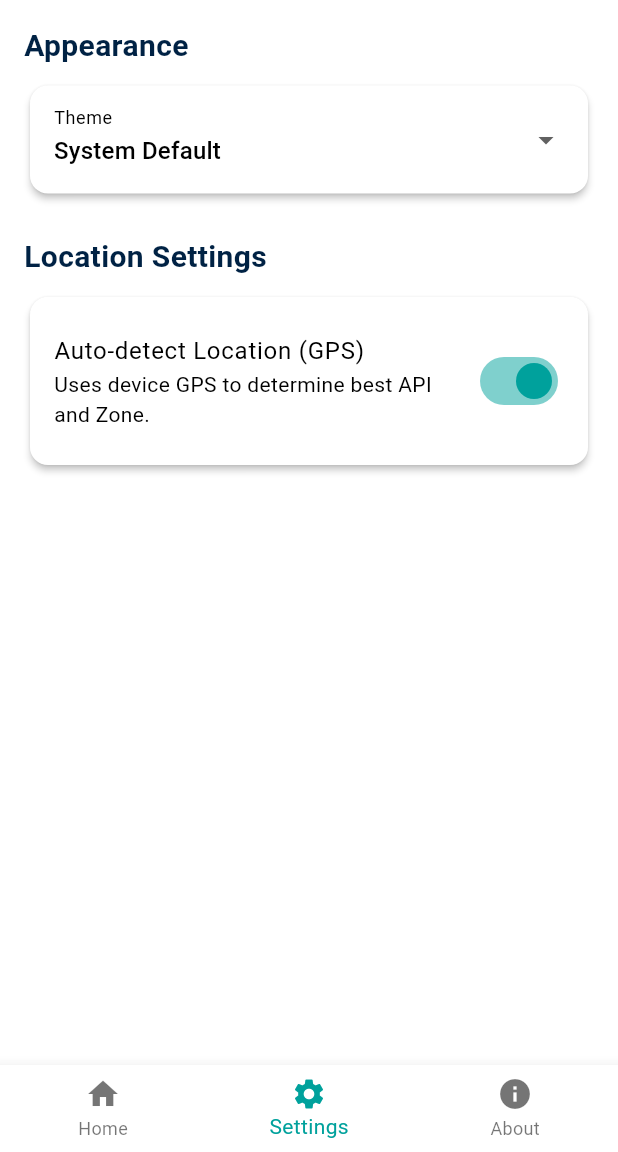
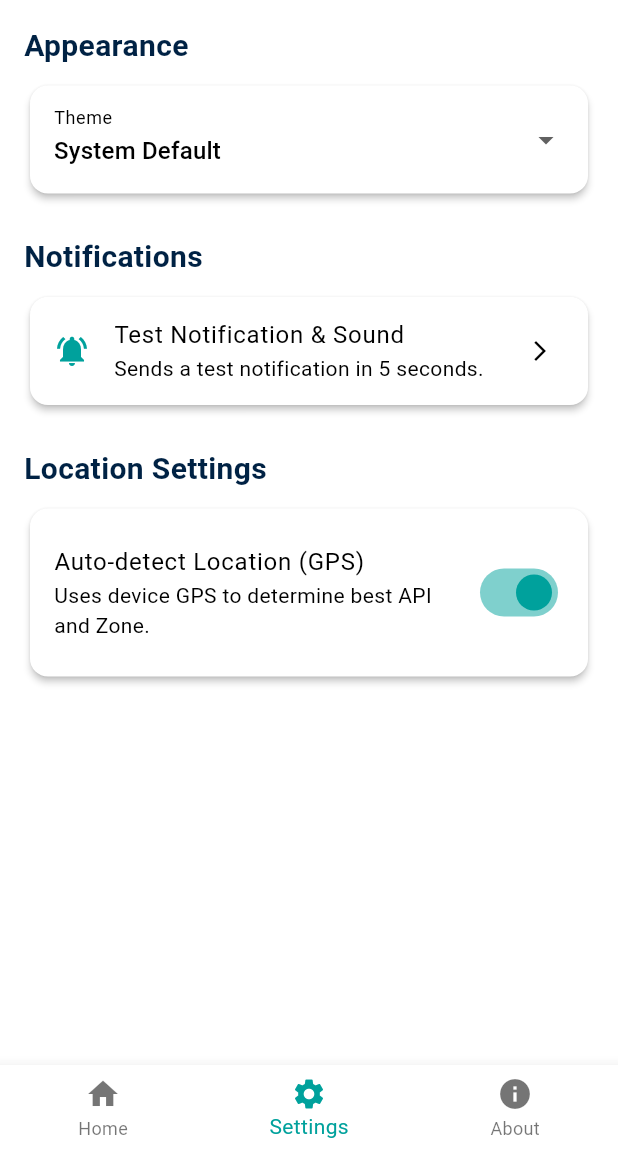
Before and after one commit to aizzat/solat_malaysia, a Flutter app: the screen it shows after launch, item 2 of the bottom bar chosen, on a phone screen of 412 x 824 dp, the part 84-1236 px from its top. Run offline on Flutter 3.47's test engine with Material 3 defaults, Android fonts, the phone set to English and light mode, and no system bars; our stand-ins replace flutter_local_notifications, geocoding, geolocator, hijri, package_info_plus, shared_preferences and 1 more; missing offline and left inert: home_widget, workmanager.

Commit message:
Fix notifications and add app version

```diff
--- a/lib/screens/settings_screen.dart
+++ b/lib/screens/settings_screen.dart
@@ -4,6 +4,7 @@ import '../providers/prayer_provider.dart';
 import '../providers/theme_provider.dart';
 import '../utils/jakim_zones.dart';
 import '../services/location_service.dart';
+import '../services/notification_service.dart';
 import '../theme.dart';
 
 class SettingsScreen extends StatefulWidget {
@@ -84,6 +85,34 @@ class _SettingsScreenState extends State<SettingsScreen> {
                     if (val != null) themeProvider.setThemeMode(val);
                   },
                 ),
+              ),
+            ),
+
+            const SizedBox(height: 24),
+
+            Text(
+              'Notifications',
+              style: TextStyle(
+                fontSize: 20,
+                fontWeight: FontWeight.bold,
+                color: textColor,
+              ),
+            ),
+            const SizedBox(height: 8),
+            Card(
+              elevation: 2,
+              shape: RoundedRectangleBorder(borderRadius: BorderRadius.circular(12)),
+              child: ListTile(
+                leading: const Icon(Icons.notifications_active, color: AppTheme.petronasGreen),
+                title: const Text('Test Notification & Sound'),
+                subtitle: const Text('Sends a test notification in 5 seconds.'),
+                trailing: const Icon(Icons.arrow_forward_ios, size: 16),
+                onTap: () {
+                  NotificationService.testNotification();
+                  ScaffoldMessenger.of(context).showSnackBar(
+                    const SnackBar(content: Text('Test notification will appear in 5 seconds.')),
+                  );
+                },
               ),
             ),
 
--- a/lib/services/notification_service.dart
+++ b/lib/services/notification_service.dart
@@ -18,6 +18,15 @@ class NotificationService {
     );
 
     await flutterLocalNotificationsPlugin.initialize(settings: initializationSettings);
+
+    final AndroidFlutterLocalNotificationsPlugin? androidImplementation =
+        flutterLocalNotificationsPlugin.resolvePlatformSpecificImplementation<
+            AndroidFlutterLocalNotificationsPlugin>();
+
+    if (androidImplementation != null) {
+      await androidImplementation.requestNotificationsPermission();
+      await androidImplementation.requestExactAlarmsPermission();
+    }
   }
 
   static Future<void> schedulePrayerNotifications(List<PrayerTime> prayerTimes) async {
@@ -53,6 +62,27 @@ class NotificationService {
           channelDescription: 'Notifications for prayer times',
           importance: Importance.max,
           priority: Priority.high,
+          playSound: true,
+        ),
+      ),
+      androidScheduleMode: AndroidScheduleMode.exactAllowWhileIdle,
+    );
+  }
+
+  static Future<void> testNotification() async {
+    await flutterLocalNotificationsPlugin.zonedSchedule(
+      id: 999,
+      title: 'Test Notification',
+      body: 'This is a test notification. Sound is working!',
+      scheduledDate: tz.TZDateTime.now(tz.local).add(const Duration(seconds: 5)),
+      notificationDetails: const NotificationDetails(
+        android: AndroidNotificationDetails(
+          'prayer_channel_id',
+          'Prayer Notifications',
+          channelDescription: 'Notifications for prayer times',
+          importance: Importance.max,
+          priority: Priority.high,
+          playSound: true,
         ),
       ),
       androidScheduleMode: AndroidScheduleMode.exactAllowWhileIdle,
--- a/pubspec.yaml
+++ b/pubspec.yaml
@@ -16,7 +16,7 @@ publish_to: 'none' # Remove this line if you wish to publish to pub.dev
 # https://developer.apple.com/library/archive/documentation/General/Reference/InfoPlistKeyReference/Articles/CoreFoundationKeys.html
 # In Windows, build-name is used as the major, minor, and patch parts
 # of the product and file versions while build-number is used as the build suffix.
-version: 1.0.0+1
+version: 1.1.0+2
 
 environment:
   sdk: ^3.11.1
@@ -45,6 +45,7 @@ dependencies:
   hijri: ^3.0.1
   home_widget: ^0.9.3
   workmanager: ^0.10.9
+  package_info_plus: ^10.2.1
 
 dev_dependencies:
   flutter_test:
```
Also changed, not shown: lib/screens/about_screen.dart (+15 -0 lines), pubspec.lock, 1 other file.
